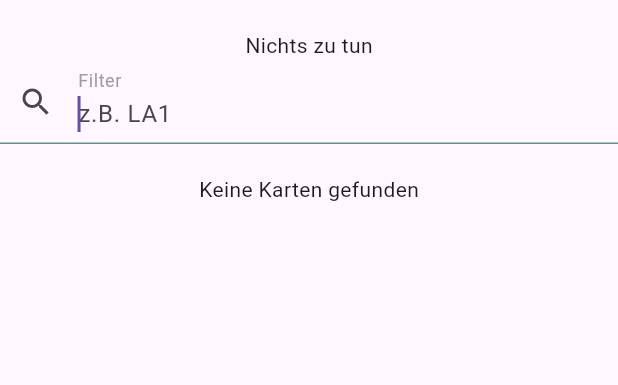
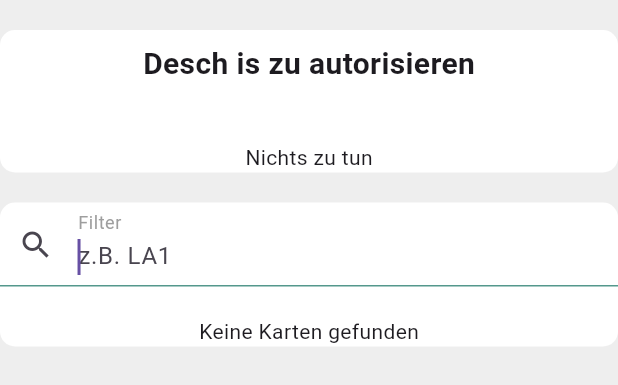
Before and after one commit to FachschaftMathPhysInfo/cards, a Flutter app: the DecksWithSearch widget shown alone on an empty page, opened directly with empty values, on a phone screen of 412 x 824 dp. Shown: the top 385 px of the screen. Run offline on Flutter 3.47's test engine with Material 3 defaults, Android fonts, the light colour scheme and no system bars; our stand-ins replace file_picker, graphql_flutter; missing offline and left inert: country_flags, dart:html, jwt_decode.

Commit message:
ui stuff

```diff
--- a/lib/constants.dart
+++ b/lib/constants.dart
@@ -7,6 +7,7 @@ class Colors {
   static const Color blue = Color(0xFF388bea);
   static const Color turquoiseDark = Color(0xFF54988c);
   static const Color orange = Color(0xFFf29642);
+  static const Color lightGrey = Color(0xEDEDEDED);
 }
 
 class Strings {
@@ -23,6 +24,7 @@ class Strings {
 
   static const String filter = "Filter";
   static const String nothingToDo = "Nichts zu tun";
+  static const String adminPanel = "Desch is zu autorisieren";
 
   static const String nothingFound = "Keine Karten gefunden";
   static const String error =
--- a/lib/main.dart
+++ b/lib/main.dart
@@ -25,7 +25,10 @@ class Cards extends StatelessWidget {
   Widget build(BuildContext context) {
     return GraphQLProvider(
       client: client,
-      child: const MaterialApp(title: 'Cards', home: DeckSelectionMenu()),
+      child: MaterialApp(
+          title: 'Cards',
+          theme: ThemeData(scaffoldBackgroundColor: c.Colors.lightGrey),
+          home: const DeckSelectionMenu()),
     );
   }
 }
--- a/lib/modules/decks_with_search.dart
+++ b/lib/modules/decks_with_search.dart
@@ -68,14 +68,47 @@ class _DecksWithSearch extends State<DecksWithSearch> {
     return SingleChildScrollView(
       child: Column(
         children: [
+          const SizedBox(height: 20),
           if (widget.decodedToken != null) ...[
+            Column(
+              children: [
+                SizedBox(
+                  width: MediaQuery.of(context).size.width,
+                  child: Container(
+                    decoration: const BoxDecoration(
+                        color: Colors.white,
+                        borderRadius: BorderRadius.all(Radius.circular(10))),
+                    child: Column(
+                      children: [
+                        const Padding(
+                          padding: EdgeInsets.all(8.0),
+                          child: Text(
+                            c.Strings.adminPanel,
+                            style: TextStyle(
+                                fontSize: 20, fontWeight: FontWeight.w600),
+                          ),
+                        ),
+                        const SizedBox(height: 10),
                         DeckTable(
                           decks: unauthorizedDecks,
                           refetchQuery: widget.refetchQuery,
                           decodedToken: widget.decodedToken,
                           emptyText: c.Strings.nothingToDo,
+                        ),
+                      ],
+                    ),
+                  ),
+                ),
+                const SizedBox(height: 20)
+              ],
             )
           ],
+          Container(
+            decoration: const BoxDecoration(
+                color: Colors.white,
+                borderRadius: BorderRadius.all(Radius.circular(10))),
+            child: Column(
+              children: [
                 SimpleTextField(
                   onChanged: (pattern) => filterDecks(pattern!),
                   label: c.Strings.filter,
@@ -91,6 +124,9 @@ class _DecksWithSearch extends State<DecksWithSearch> {
                 )
               ],
             ),
+          ),
+        ],
+      ),
     );
   }
 }
```
Lines whose indentation alone changed are shown as unchanged.
